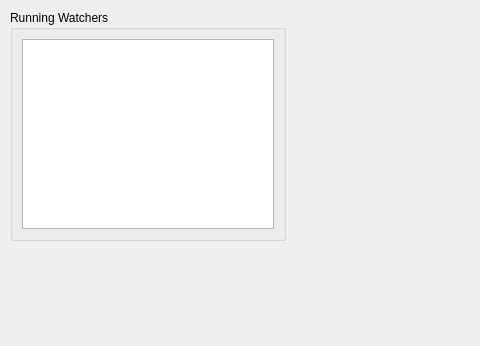
Qt form FPE/ui/QtMainWindow.ui (clockworkengineer/Constrictor) before a commit; both pictures show x 0 to 480 and y 0 to 346 of the 800 by 600 pixel window.
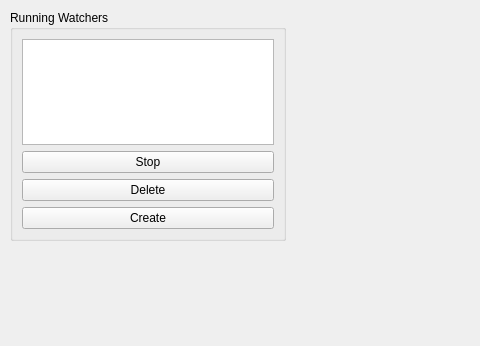
The same form after that commit.

What changed in the file:
```diff
--- a/FPE/ui/QtMainWindow.ui
+++ b/FPE/ui/QtMainWindow.ui
@@ -27,9 +27,30 @@
      <string>Running Watchers</string>
     </property>
     <layout class="QGridLayout" name="gridLayout">
+     <item row="1" column="0">
+      <widget class="QPushButton" name="fpe_running_watcher_stop_button">
+       <property name="text">
+        <string>Stop</string>
+       </property>
+      </widget>
+     </item>
      <item row="0" column="0">
       <widget class="QListWidget" name="fpe_running_watchers_list"/>
      </item>
+     <item row="2" column="0">
+      <widget class="QPushButton" name="fpe_running_watcher_delete_button">
+       <property name="text">
+        <string>Delete</string>
+       </property>
+      </widget>
+     </item>
+     <item row="3" column="0">
+      <widget class="QPushButton" name="pushButton">
+       <property name="text">
+        <string>Create</string>
+       </property>
+      </widget>
+     </item>
     </layout>
    </widget>
   </widget>
```
